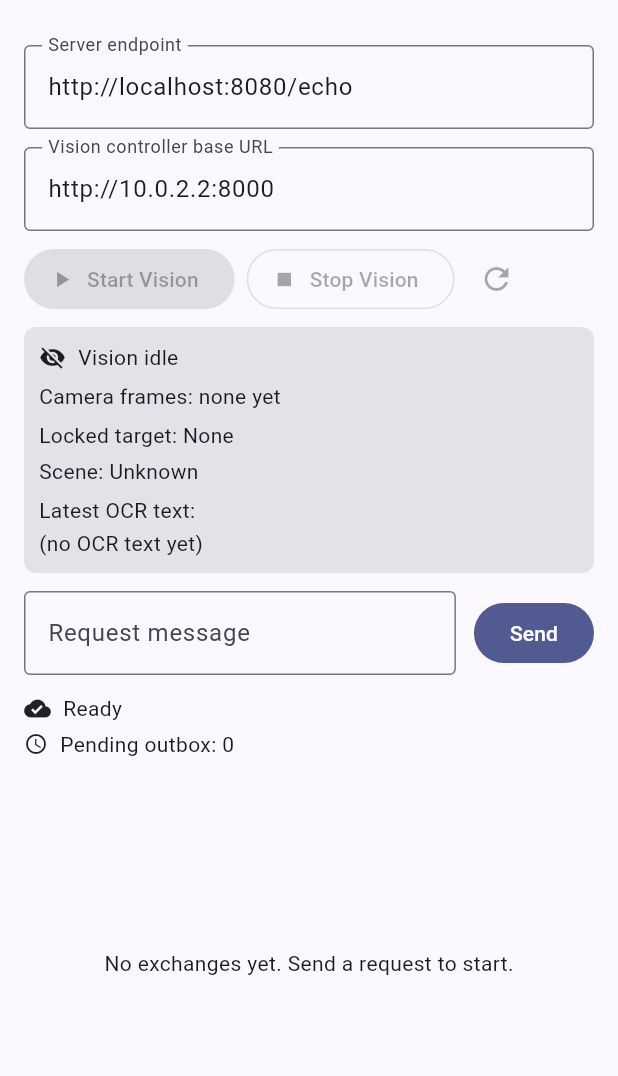
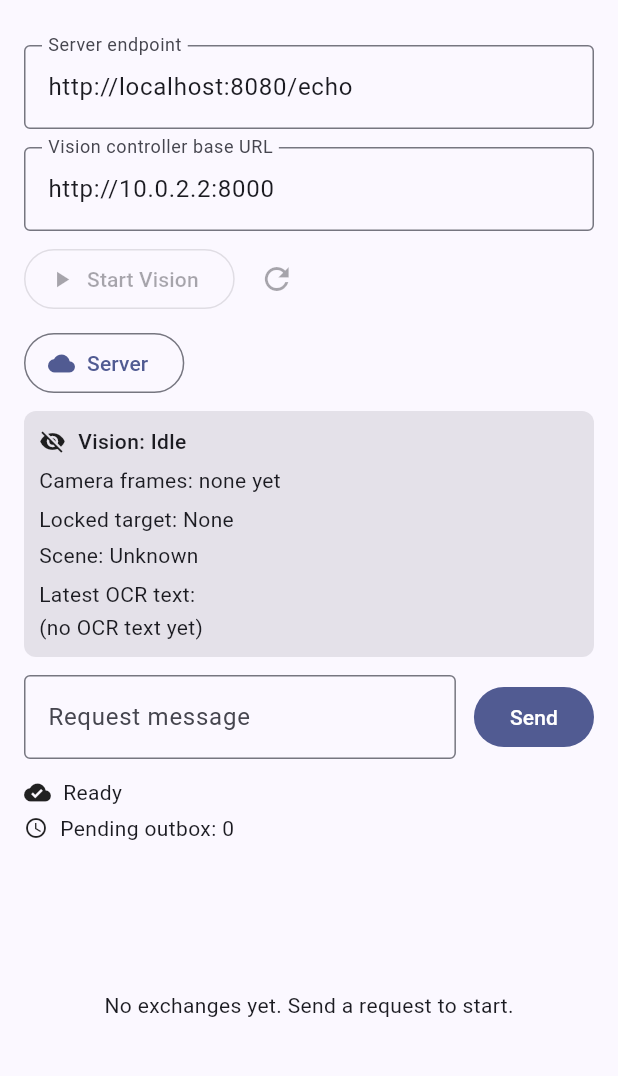
Before and after one commit to UC-CS-SeniorDesignProject/NorthStar, a Flutter app: the screen it shows after launch, on a phone screen of 412 x 824 dp, the part 63-1139 px from its top. Run offline on Flutter 3.47's test engine with Material 3 defaults, Android fonts, the phone set to English and light mode, and no system bars; our stand-ins replace camera, drift; missing offline and left inert: google_mlkit_object_detection, google_mlkit_text_recognition; accounts and stored records are empty; network calls fail.

Commit message:
Added local implementation for sever vision fallback

```diff
--- a/northstar-flutter/lib/main.dart
+++ b/northstar-flutter/lib/main.dart
@@ -7,27 +7,11 @@ import 'package:http/http.dart' as http;
 
 import 'data/local/app_database.dart';
 import 'data/local/connection/connection_health.dart';
+import 'models/relay_exchange.dart';
+import 'services/enhanced_local_service.dart';
 
 void main() {
   runApp(const MyApp());
-}
-
-enum RelayMode { server, localFallback }
-
-class RelayExchange {
-  const RelayExchange({
-    required this.request,
-    required this.response,
-    required this.mode,
-    required this.timestamp,
-    this.note,
-  });
-
-  final String request;
-  final String response;
-  final RelayMode mode;
-  final DateTime timestamp;
-  final String? note;
 }
 
 class ServerRequestException implements Exception {
@@ -58,23 +42,35 @@ class LocalLoopbackService {
 
 class ResilientRequestClient {
   ResilientRequestClient({
-    Duration timeout = const Duration(seconds: 3),
-    LocalLoopbackService? localLoopback,
+    Duration timeout = const Duration(seconds: 10),
+    EnhancedLocalLoopbackService? localLoopback,
     http.Client? httpClient,
+    this.localOnlyMode = false,
   }) : _timeout = timeout,
-       _localLoopback = localLoopback ?? LocalLoopbackService(),
+       _localLoopback = localLoopback ?? EnhancedLocalLoopbackService(),
        _httpClient = httpClient ?? http.Client();
 
   final Duration _timeout;
-  final LocalLoopbackService _localLoopback;
+  final EnhancedLocalLoopbackService _localLoopback;
   final http.Client _httpClient;
+  final bool localOnlyMode;
 
   Future<RelayExchange> send({
     required Uri endpoint,
     required String request,
+    Map<String, dynamic>? payload,
   }) async {
+    // If local-only mode is enabled, force local processing
+    if (localOnlyMode) {
+      return _localLoopback.talk(
+        request: endpoint.toString(),
+        reason: 'Local-only mode enabled',
+        payload: payload,
+      );
+    }
+
     try {
-      final String response = await _sendToServer(endpoint, request);
+      final String response = await _sendToServer(endpoint, request, payload);
       return RelayExchange(
         request: request,
         response: response,
@@ -83,23 +79,30 @@ class ResilientRequestClient {
       );
     } on TimeoutException {
       return _localLoopback.talk(
-        request: request,
+        request: endpoint.toString(),
         reason: 'Timeout while reaching server.',
+        payload: payload,
       );
     } on http.ClientException catch (error) {
       return _localLoopback.talk(
-        request: request,
+        request: endpoint.toString(),
         reason: 'Network issue: ${error.message}',
+        payload: payload,
       );
     }
   }
 
-  Future<String> _sendToServer(Uri endpoint, String requestBody) async {
+  Future<String> _sendToServer(Uri endpoint, String requestBody, Map<String, dynamic>? payload) async {
+    final Map<String, dynamic> requestData = {'message': requestBody};
+    if (payload != null) {
+      requestData.addAll(payload);
+    }
+
     final http.Response response = await _httpClient
         .post(
           endpoint,
           headers: <String, String>{'Content-Type': 'application/json'},
-          body: jsonEncode(<String, dynamic>{'message': requestBody}),
+          body: jsonEncode(requestData),
         )
         .timeout(_timeout);
 
@@ -140,6 +143,7 @@ class ResilientRequestClient {
 
   void close() {
     _httpClient.close();
+    _localLoopback.dispose();
   }
 }
 
@@ -154,9 +158,21 @@ class MyApp extends StatefulWidget {
 }
 
 class _MyAppState extends State<MyApp> {
-  late final ResilientRequestClient _client =
-      widget.client ?? ResilientRequestClient();
+  late ResilientRequestClient _client;
   late final AppDatabase _database = widget.database ?? AppDatabase();
+
+  @override
+  void initState() {
+    super.initState();
+    _client = widget.client ?? ResilientRequestClient(localOnlyMode: false);
+  }
+
+  void _updateLocalOnlyMode(bool localOnly) {
+    setState(() {
+      _client.close(); // Close old client
+      _client = ResilientRequestClient(localOnlyMode: localOnly);
+    });
+  }
 
   @override
   void dispose() {
@@ -176,7 +192,11 @@ class _MyAppState extends State<MyApp> {
       theme: ThemeData(
         colorScheme: ColorScheme.fromSeed(seedColor: Colors.indigo),
       ),
-      home: RelayHomePage(client: _client, database: _database),
+      home: RelayHomePage(
+        client: _client,
+        database: _database,
+        onLocalOnlyModeChanged: _updateLocalOnlyMode,
+      ),
     );
   }
 }
@@ -186,10 +206,12 @@ class RelayHomePage extends StatefulWidget {
     super.key,
     required this.client,
     required this.database,
+    this.onLocalOnlyModeChanged,
   });
 
   final ResilientRequestClient client;
   final AppDatabase database;
+  final void Function(bool)? onLocalOnlyModeChanged;
 
   @override
   State<RelayHomePage> createState() => _RelayHomePageState();
@@ -210,6 +232,9 @@ class _RelayHomePageState extends State<RelayHomePage> {
   bool _isSending = false;
   bool _visionStatusFetchInFlight = false;
   bool _visionRunning = false;
+  bool _localOnlyMode = false;
+  bool _isUsingLocalMode = true; // Track current processing mode
+  String _processingMode = 'Server'; // Will be updated based on actual connection
   int _pendingOutboxCount = 0;
   String _status = 'Ready';
   String _visionText = '(no OCR text yet)';
@@ -223,6 +248,7 @@ class _RelayHomePageState extends State<RelayHomePage> {
   @override
   void initState() {
     super.initState();
+    _processingMode = widget.client.localOnlyMode ? 'Local' : 'Server';
     _dbHealthSubscription = localDbHealthStream.listen(_onDbHealthStatus);
     _onDbHealthStatus(latestLocalDbHealthStatus);
     unawaited(_loadLocalHistory());
@@ -463,10 +489,16 @@ class _RelayHomePageState extends State<RelayHomePage> {
           ? 'Connected to server'
           : 'Connection bad, using local loopback';
 
+      // Show prominent message when falling back to local despite server mode
+      if (exchange.mode == RelayMode.localFallback && !widget.client.localOnlyMode) {
+        _showError('⚠️ Can\'t connect to server, switching to local processing. Reason: ${exchange.note ?? "Unknown"}');
+      }
+
       setState(() {
         _history.insert(0, exchange);
         _pendingOutboxCount = pendingCount;
         _status = _statusWithPending(status, pendingCount);
+        _processingMode = exchange.mode == RelayMode.server ? 'Server' : 'Local (Fallback)';
         _requestController.clear();
       });
     } on ServerRequestException catch (error) {
@@ -631,17 +663,17 @@ class _RelayHomePageState extends State<RelayHomePage> {
             const SizedBox(height: 8),
             Row(
               children: <Widget>[
-                FilledButton.icon(
-                  onPressed: _visionStatusFetchInFlight ? null : _startVision,
-                  icon: const Icon(Icons.play_arrow),
-                  label: const Text('Start Vision'),
-                ),
-                const SizedBox(width: 8),
-                OutlinedButton.icon(
-                  onPressed: _visionStatusFetchInFlight ? null : _stopVision,
-                  icon: const Icon(Icons.stop),
-                  label: const Text('Stop Vision'),
-                ),
+                _visionRunning
+                  ? FilledButton.icon(
+                      onPressed: _visionStatusFetchInFlight ? null : _stopVision,
+                      icon: const Icon(Icons.stop),
+                      label: const Text('Stop Vision'),
+                    )
+                  : OutlinedButton.icon(
+                      onPressed: _visionStatusFetchInFlight ? null : _startVision,
+                      icon: const Icon(Icons.play_arrow),
+                      label: const Text('Start Vision'),
+                    ),
                 const SizedBox(width: 4),
                 IconButton(
                   onPressed: _visionStatusFetchInFlight
@@ -651,6 +683,21 @@ class _RelayHomePageState extends State<RelayHomePage> {
                         },
                   icon: const Icon(Icons.refresh),
                   tooltip: 'Refresh vision status',
+                ),
+              ],
+            ),
+            const SizedBox(height: 8),
+            // Local-only mode toggle
+            Row(
+              children: <Widget>[
+                OutlinedButton.icon(
+                  onPressed: () {
+                    widget.onLocalOnlyModeChanged?.call(!widget.client.localOnlyMode);
+                  },
+                  icon: Icon(widget.client.localOnlyMode
+                    ? Icons.computer
+                    : Icons.cloud),
+                  label: Text(widget.client.localOnlyMode ? 'Local' : 'Server'),
                 ),
               ],
             ),
@@ -674,7 +721,20 @@ class _RelayHomePageState extends State<RelayHomePage> {
                           size: 18,
                         ),
                         const SizedBox(width: 8),
-                        Text(_visionRunning ? 'Vision running' : 'Vision idle'),
+                        Expanded(
+                          child: Text(
+                            _visionRunning
+                                ? 'Vision: Active ($_processingMode)'
+                                : 'Vision: Idle',
+                            style: const TextStyle(fontWeight: FontWeight.w500),
+                          ),
+                        ),
+                        if (!widget.client.localOnlyMode && _processingMode.contains('Fallback'))
+                          Icon(
+                            Icons.warning_amber,
+                            size: 18,
+                            color: Theme.of(context).colorScheme.error,
+                          ),
                       ],
                     ),
                     const SizedBox(height: 6),
--- /dev/null
+++ b/northstar-flutter/lib/models/relay_exchange.dart
@@ -0,0 +1,17 @@
+enum RelayMode { server, localFallback }
+
+class RelayExchange {
+  const RelayExchange({
+    required this.request,
+    required this.response,
+    required this.mode,
+    required this.timestamp,
+    this.note,
+  });
+
+  final String request;
+  final String response;
+  final RelayMode mode;
+  final DateTime timestamp;
+  final String? note;
+}
--- a/northstar-flutter/pubspec.yaml
+++ b/northstar-flutter/pubspec.yaml
@@ -35,6 +35,10 @@ dependencies:
   path: ^1.9.0
   path_provider: ^2.1.4
   sqlite3_flutter_libs: ^0.5.26
+  # Local vision processing dependencies
+  camera: ^0.10.5
+  google_mlkit_text_recognition: ^0.13.0
+  google_mlkit_object_detection: ^0.12.0
 
   # The following adds the Cupertino Icons font to your application.
   # Use with the CupertinoIcons class for iOS style icons.
```
Also changed, not shown: northstar-flutter/lib/services/enhanced_local_service.dart (added, +82 -0 lines), northstar-flutter/lib/services/local_vision_service.dart (added, +261 -0 lines), northstar-flutter/pubspec.lock, 4 other files.
